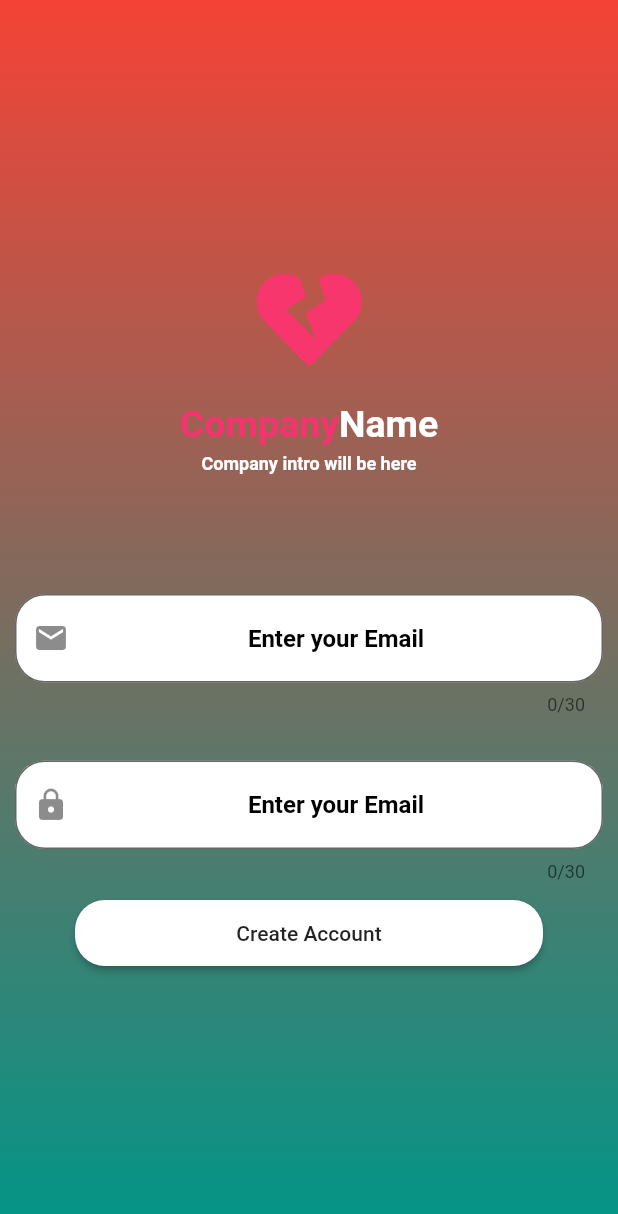
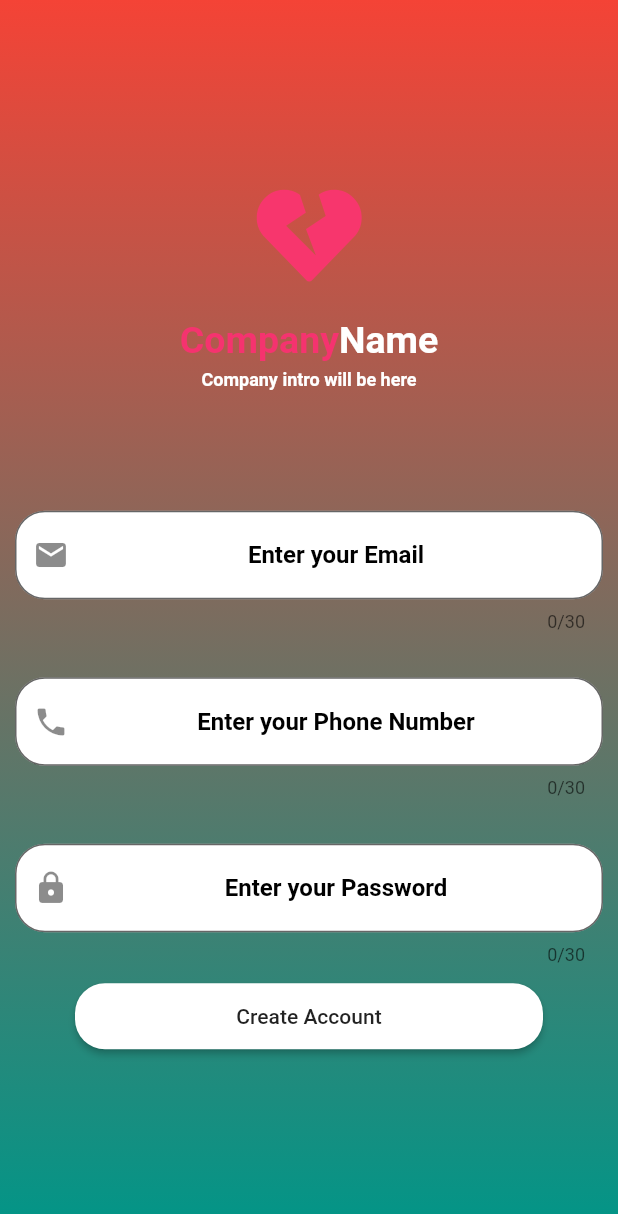
Before and after one commit to Slahuden-Akram/Sproject01, a Flutter app: the CreateAccount screen opened directly, on a phone screen of 412 x 824 dp. Shown: the top 1214 px of the screen. Run offline on Flutter 3.47's test engine with Material 2 defaults, Android fonts, the phone set to English and light mode, and no system bars; our stand-ins replace font_awesome_flutter; Roboto replaces fonts that are missing (Raleway).

Commit message:
Phone Feild Added

```diff
--- a/lib/Screens/createAccount.dart
+++ b/lib/Screens/createAccount.dart
@@ -121,11 +121,42 @@ class _CreateAccountState extends State<CreateAccount> {
                     ),
                     filled: true,
                     fillColor: Colors.white,
+                    prefixIcon: Icon(Icons.phone),
+                    // icon should be lock eg for password
+                    //enable obsecure text property
+
+                    hintText: "Enter your Phone Number",
+                    hintStyle: TextStyle(
+                        fontWeight: FontWeight.w700, color: Colors.black),
+                  ),
+                ),
+              ),
+              Container(
+                margin: const EdgeInsets.only(top: 10, bottom: 0.0),
+                padding: EdgeInsets.all(10.0),
+                //  width: double.infinity,
+                width: MediaQuery.of(context).size.width,
+                //change this to screen width
+                child: TextField(
+                  keyboardType: TextInputType.emailAddress,
+                  textAlign: TextAlign.center,
+                  style: TextStyle(
+                      color: Colors.black, fontWeight: FontWeight.w700),
+                  cursorColor: Colors.black,
+                  maxLength: 30,
+                  decoration: InputDecoration(
+                    border: new OutlineInputBorder(
+                      borderRadius: const BorderRadius.all(
+                        const Radius.circular(20.0),
+                      ),
+                    ),
+                    filled: true,
+                    fillColor: Colors.white,
                     prefixIcon: Icon(Icons.lock),
                     // icon should be lock eg for password
                     //enable obsecure text property
 
-                    hintText: "Enter your Email",
+                    hintText: "Enter your Password",
                     hintStyle: TextStyle(
                         fontWeight: FontWeight.w700, color: Colors.black),
                   ),
```
